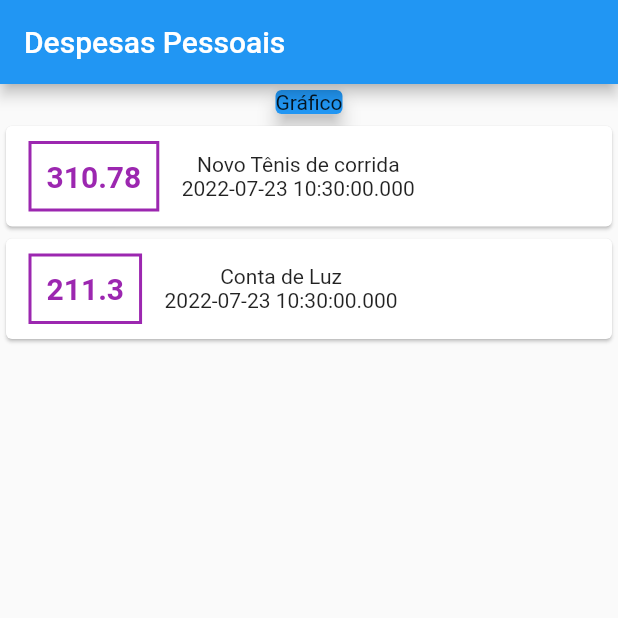
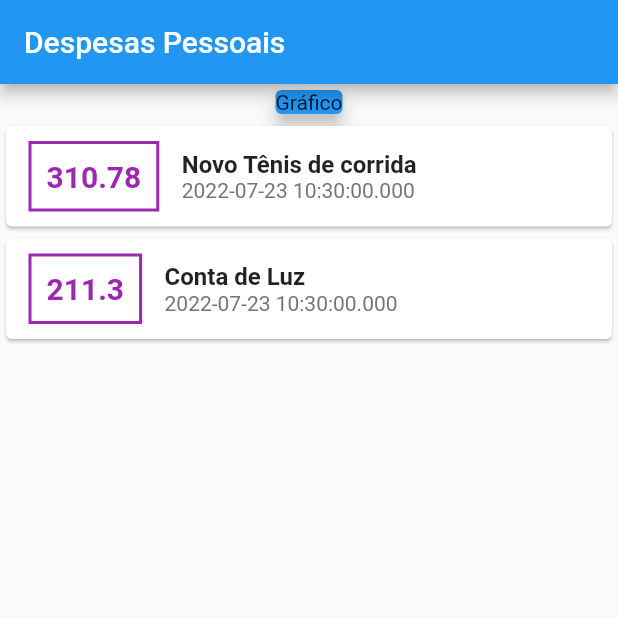
Before and after one commit to codedemonbr/expenses-flutter, a Flutter app: the screen it shows after launch, on a phone screen of 412 x 824 dp, the top half of it. Run offline on Flutter 3.47's test engine with Material 2 defaults, Android fonts, the phone set to English and light mode, and no system bars.

Commit message:
96.Resposta desafio

```diff
--- a/lib/main.dart
+++ b/lib/main.dart
@@ -38,11 +38,11 @@ class MyHomePage extends StatelessWidget {
                       child: Row(children: <Widget>[
                         Container(
                           child: Text(tr.value.toString(),
-                              style: TextStyle(
+                              style: const TextStyle(
                                   fontWeight: FontWeight.bold,
                                   fontSize: 20,
                                   color: Colors.purple)),
-                          margin: EdgeInsets.symmetric(
+                          margin: const EdgeInsets.symmetric(
                               horizontal: 15, vertical: 10),
                           decoration: BoxDecoration(
                               border:
@@ -50,7 +50,14 @@ class MyHomePage extends StatelessWidget {
                           padding: EdgeInsets.all(10),
                         ),
                         Column(
-                          children: [Text(tr.title), Text(tr.date.toString())],
+                          crossAxisAlignment: CrossAxisAlignment.start,
+                          children: [
+                            Text(tr.title,
+                                style: const TextStyle(
+                                    fontWeight: FontWeight.bold, fontSize: 16)),
+                            Text(tr.date.toString(),
+                                style: TextStyle(color: Colors.grey[600]))
+                          ],
                         )
                       ]),
                     )))
```
